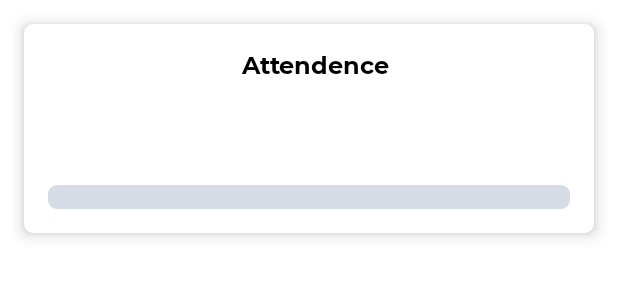
After one commit to shahzadafridi/SchoolAdmin, an Android app: the layout attendence_dialog.xml on its own in the app's theme, with its tools: preview values and no code run, on a phone screen of 412 x 824 dp. The commit adds this screen. Shown: the top 300 px of the screen. Run offline under Robolectric (Android 15) with nearby library versions, the phone set to English and light mode, and no system bars.

Commit message:
Added attendence_dialog.xml when user in or out attendence

```diff
--- a/app/src/main/AndroidManifest.xml
+++ b/app/src/main/AndroidManifest.xml
@@ -15,15 +15,15 @@
         android:roundIcon="@mipmap/ic_launcher_round"
         android:supportsRtl="true"
         android:theme="@style/Theme.AdminSchool">
-        <activity android:name=".Activities.SplashActivity"></activity>
-        <activity android:name=".Activities.LoginActivity">
+        <activity android:name=".Activities.SplashActivity">
             <intent-filter>
                 <action android:name="android.intent.action.MAIN" />
 
                 <category android:name="android.intent.category.LAUNCHER" />
             </intent-filter>
         </activity>
-        <activity android:name=".Activities.MainActivity"></activity>
+        <activity android:name=".Activities.LoginActivity"/>
+        <activity android:name=".Activities.MainActivity"/>
     </application>
 
 </manifest>
--- a/app/src/main/java/com/empire/adminschool/Data/AttendenceRepository.kt
+++ b/app/src/main/java/com/empire/adminschool/Data/AttendenceRepository.kt
@@ -59,6 +59,7 @@ class AttendenceRepository(
                 if (res != null) {
                     if(res.status == 200){
                         Log.e(TAG,"attendence out successfully.")
+                        liveData.value = res
                     }
                 } else {
                     Log.e(TAG, "response body null")
--- /dev/null
+++ b/app/src/main/res/layout/attendence_dialog.xml
@@ -0,0 +1,66 @@
+<?xml version="1.0" encoding="utf-8"?>
+<androidx.cardview.widget.CardView xmlns:android="http://schemas.android.com/apk/res/android"
+    xmlns:app="http://schemas.android.com/apk/res-auto"
+    android:layout_width="match_parent"
+    android:layout_height="wrap_content"
+    android:layout_margin="16dp"
+    android:paddingBottom="8dp"
+    android:orientation="vertical"
+    app:cardBackgroundColor="@color/white"
+    app:cardCornerRadius="6dp"
+    app:cardElevation="6dp">
+
+    <LinearLayout
+        android:layout_width="match_parent"
+        android:layout_height="wrap_content"
+        android:orientation="vertical"
+        android:padding="16dp">
+
+        <TextView
+            android:id="@+id/attend_dialog_title"
+            android:layout_width="match_parent"
+            android:layout_height="wrap_content"
+            android:layout_marginLeft="8dp"
+            android:fontFamily="@font/monestro_bold"
+            android:gravity="center_vertical|center_horizontal"
+            android:text="Attendence"
+            android:textColor="@color/black"
+            android:textSize="16dp" />
+
+        <TextView
+            android:id="@+id/atten_dialog_name"
+            android:layout_width="match_parent"
+            android:layout_height="wrap_content"
+            android:layout_marginTop="25dp"
+            android:layout_marginRight="16dp"
+            android:layout_marginLeft="16dp"
+            android:ellipsize="end"
+            android:fontFamily="@font/monestro_regular"
+            android:gravity="right"
+            android:lines="1"
+            android:text=""
+            android:textAllCaps="false"
+            android:textColor="@color/black"
+            android:textSize="14sp" />
+
+        <ProgressBar
+            android:id="@+id/atten_dialog_prog"
+            style="@style/Widget.AppCompat.ProgressBar.Horizontal"
+            android:layout_width="match_parent"
+            android:layout_height="wrap_content"
+            android:layout_marginTop="25dp"
+            android:progress="0"
+            android:progressDrawable="@drawable/loading_line_progress_bar" />
+
+        <ImageView
+            android:id="@+id/atten_dialog_green_tick"
+            android:layout_width="wrap_content"
+            android:layout_height="wrap_content"
+            android:visibility="gone"
+            android:layout_marginTop="32dp"
+            android:layout_gravity="center_horizontal"
+            android:src="@drawable/green_tick"/>
+
+    </LinearLayout>
+
+</androidx.cardview.widget.CardView>
```
Also changed, not shown: app/src/main/java/com/empire/adminschool/Fragments/AttendenceInOutFragment.kt (+45 -2 lines), app/src/main/res/drawable/green_tick.png (added).
